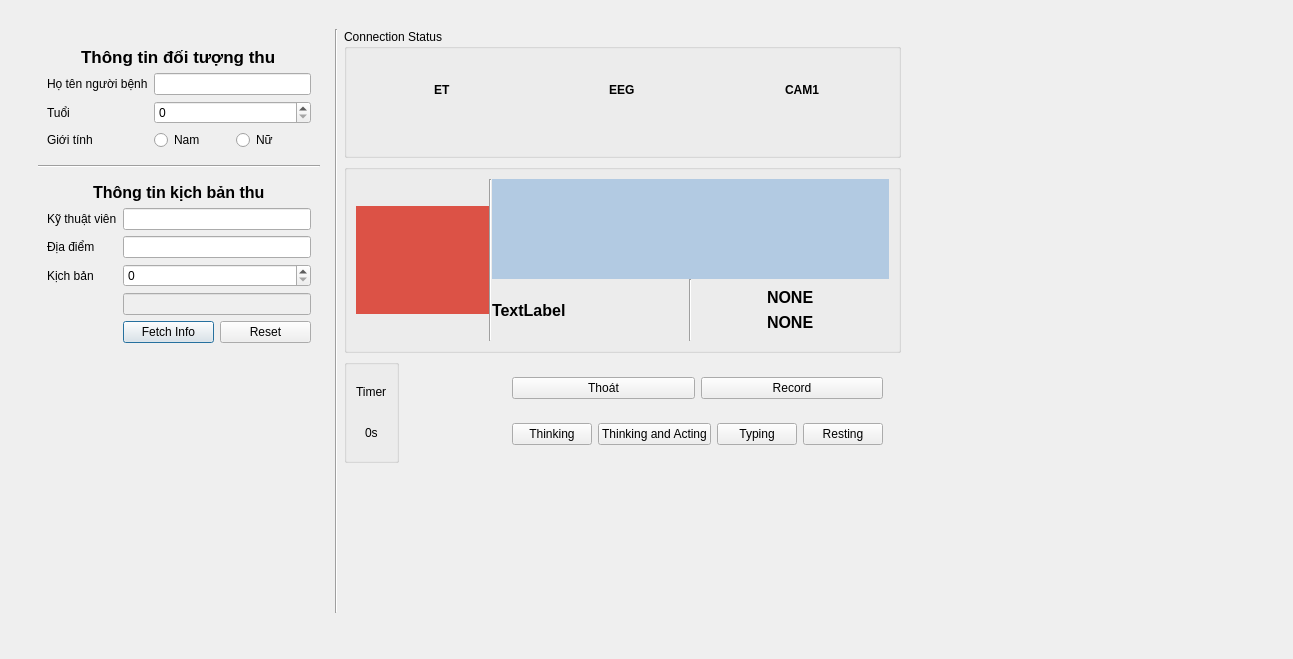
dangkh/UIDataCollection, file UiFiles/createSample.ui: the form before one commit.
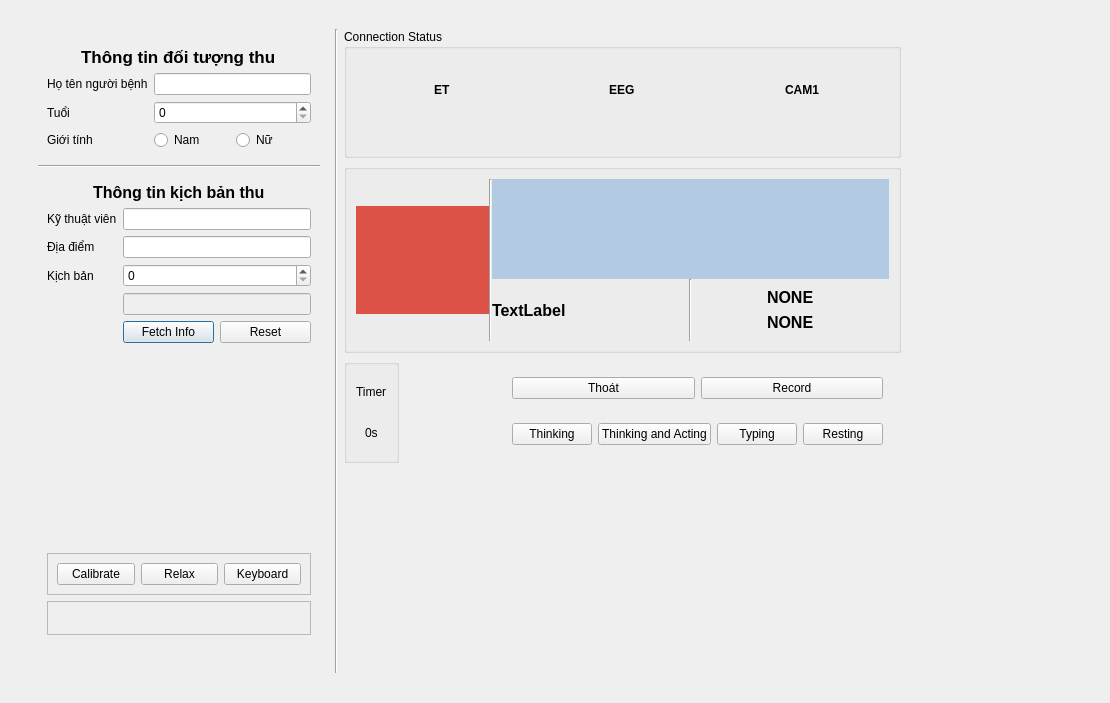
The form after the commit. Icons and pictures are not drawn.

Commit message: add visual Percent

```diff
--- a/UiFiles/createSample.ui
+++ b/UiFiles/createSample.ui
@@ -6,8 +6,8 @@
    <rect>
     <x>0</x>
     <y>0</y>
-    <width>1293</width>
-    <height>659</height>
+    <width>1110</width>
+    <height>703</height>
    </rect>
   </property>
   <property name="windowTitle">
@@ -18,8 +18,8 @@
     <rect>
      <x>20</x>
      <y>20</y>
-     <width>935</width>
-     <height>602</height>
+     <width>928</width>
+     <height>662</height>
     </rect>
    </property>
    <layout class="QHBoxLayout" name="horizontalLayout" stretch="1">
@@ -36,7 +36,7 @@
       </property>
       <layout class="QHBoxLayout" name="horizontalLayout_8">
        <item>
-        <widget class="QFrame" name="">
+        <widget class="QFrame" name="frame">
          <property name="maximumSize">
           <size>
            <width>300</width>
@@ -224,6 +224,64 @@
                </property>
               </spacer>
              </item>
+             <item>
+              <widget class="QFrame" name="controllerFrame">
+               <property name="frameShape">
+                <enum>QFrame::StyledPanel</enum>
+               </property>
+               <property name="frameShadow">
+                <enum>QFrame::Raised</enum>
+               </property>
+               <layout class="QHBoxLayout" name="horizontalLayout_9">
+                <item>
+                 <widget class="QPushButton" name="calibrate">
+                  <property name="text">
+                   <string>Calibrate</string>
+                  </property>
+                 </widget>
+                </item>
+                <item>
+                 <widget class="QPushButton" name="relax">
+                  <property name="text">
+                   <string>Relax</string>
+                  </property>
+                 </widget>
+                </item>
+                <item>
+                 <widget class="QPushButton" name="keyboard">
+                  <property name="text">
+                   <string>Keyboard</string>
+                  </property>
+                 </widget>
+                </item>
+               </layout>
+              </widget>
+             </item>
+             <item>
+              <widget class="QFrame" name="noticePercentFrame">
+               <property name="maximumSize">
+                <size>
+                 <width>16777215</width>
+                 <height>200</height>
+                </size>
+               </property>
+               <property name="frameShape">
+                <enum>QFrame::StyledPanel</enum>
+               </property>
+               <property name="frameShadow">
+                <enum>QFrame::Raised</enum>
+               </property>
+               <layout class="QHBoxLayout" name="horizontalLayout_10">
+                <item>
+                 <widget class="QLabel" name="noticePercentLabel">
+                  <property name="text">
+                   <string/>
+                  </property>
+                 </widget>
+                </item>
+               </layout>
+              </widget>
+             </item>
              <item>
               <widget class="QLabel" name="HMILogo">
                <property name="text">
```
Left out of the diff: 4 changed lines with no effect on the pictures. The commit also changes 3 other files.
